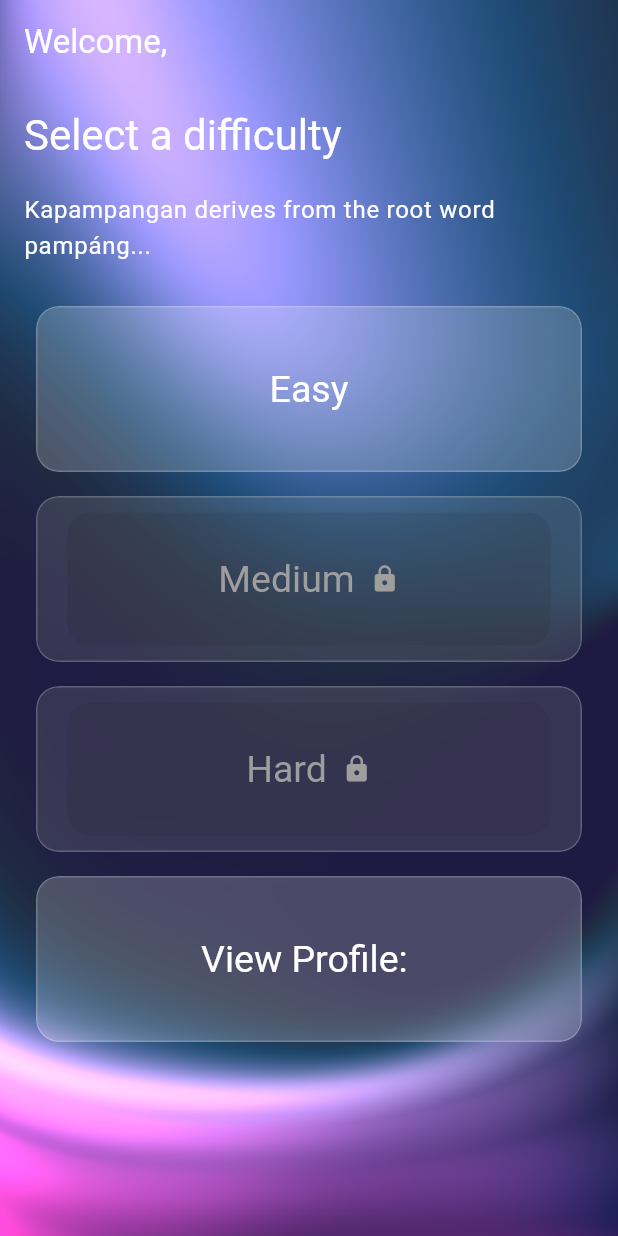
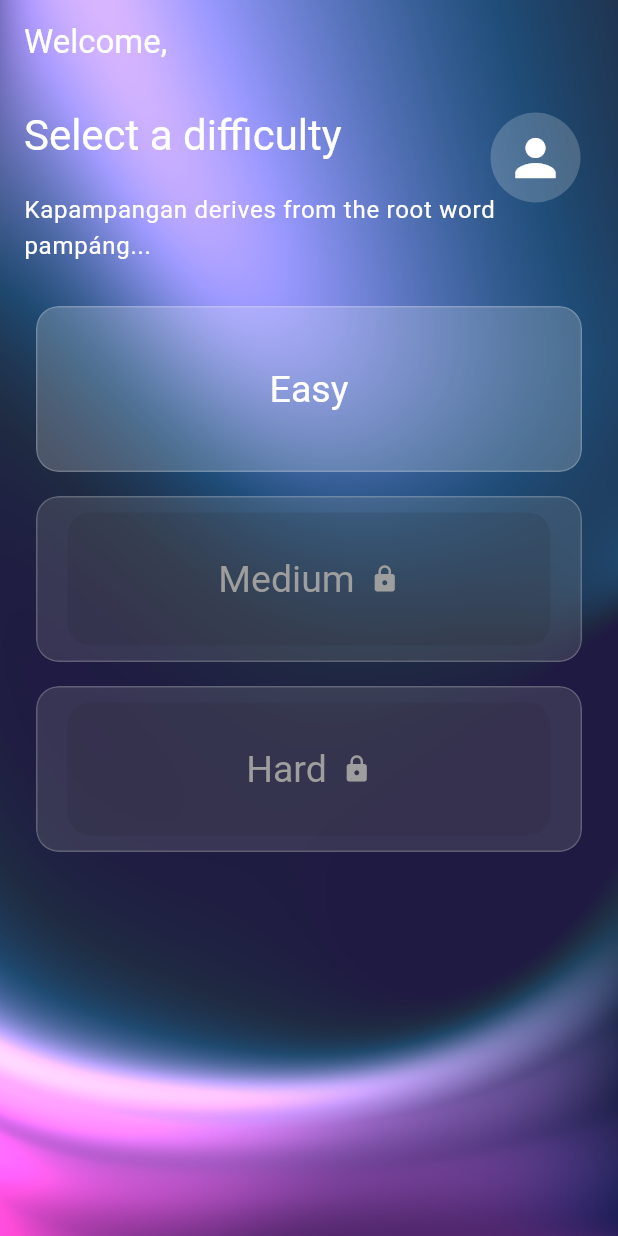
Before and after one commit to Gamakichii/sulyap_kapampangan-og, a Flutter app: the HomePage screen opened directly with empty values, on a phone screen of 412 x 824 dp. Run offline on Flutter 3.47's test engine with Material 3 defaults, Android fonts, the phone set to English and light mode, and no system bars; our stand-ins replace cloud_firestore, firebase_core, google_fonts, objectbox, sqflite; accounts and stored records are empty; generated files the repository leaves out were written again.

Commit message:
view profile button adjusted

```diff
--- a/lib/screens/home_page.dart
+++ b/lib/screens/home_page.dart
@@ -40,7 +40,9 @@ class HomePage extends StatelessWidget {
                 fit: BoxFit.cover,
               ),
             ),
-            child: Column(
+            child: Stack(
+              children: [
+                Column(
                   children: [
                     AppBar(
                       automaticallyImplyLeading: false,
@@ -82,7 +84,6 @@ class HomePage extends StatelessWidget {
                                   _buildDifficultyButton(context, 'Easy', username, isLocked: false),
                                   _buildDifficultyButton(context, 'Medium', username, isLocked: true),
                                   _buildDifficultyButton(context, 'Hard', username, isLocked: true),
-                              _buildProfileButton(context, userData['username']),
                                 ],
                               ),
                             ),
@@ -92,11 +93,15 @@ class HomePage extends StatelessWidget {
                     ),
                   ],
                 ),
+                _buildProfileButton(context, userData['username']), // Positioned top-right
+              ],
+            ),
           ),
         );
       },
     );
   }
+
 
   Widget _buildDifficultyButton(BuildContext context, String difficulty, String username,
       {required bool isLocked}) {
@@ -150,36 +155,22 @@ class HomePage extends StatelessWidget {
   }
 
   Widget _buildProfileButton(BuildContext context, String username) {
-    return Padding(
-      padding: const EdgeInsets.all(8.0),
-      child: ClipRRect(
-        borderRadius: BorderRadius.circular(15),
-        child: BackdropFilter(
-          filter: ImageFilter.blur(sigmaX: 10, sigmaY: 10),
-          child: Container(
-            padding: EdgeInsets.symmetric(horizontal: 20, vertical: 10),
-            decoration: BoxDecoration(
-              color: Colors.white.withOpacity(0.2),
-              borderRadius: BorderRadius.circular(15),
-              border: Border.all(color: Colors.white.withOpacity(0.2)),
-            ),
-            child: ElevatedButton(
-              style: ElevatedButton.styleFrom(
-                backgroundColor: Colors.transparent,
-                shadowColor: Colors.transparent,
-                shape: RoundedRectangleBorder(
-                  borderRadius: BorderRadius.circular(15),
-                ),
-              ),
-              onPressed: () => Navigator.pushNamed(context, '/profile', arguments: username),
-              child: Text(
-                'View Profile: $username',
-                style: TextStyle(color: Colors.white, fontSize: 25),
-              ),
-            ),
+    return Positioned(
+      top: 75,
+      right: 25,
+      child: GestureDetector(
+        onTap: () => Navigator.pushNamed(context, '/profile', arguments: username),
+        child: CircleAvatar(
+          radius: 30,
+          backgroundColor: Colors.white.withOpacity(0.2),
+          child: Icon(
+            Icons.person, // Placeholder for anonymous profile
+            size: 40,
+            color: Colors.white,
           ),
         ),
       ),
     );
   }
+
 }
```
Lines whose indentation alone changed are shown as unchanged.
